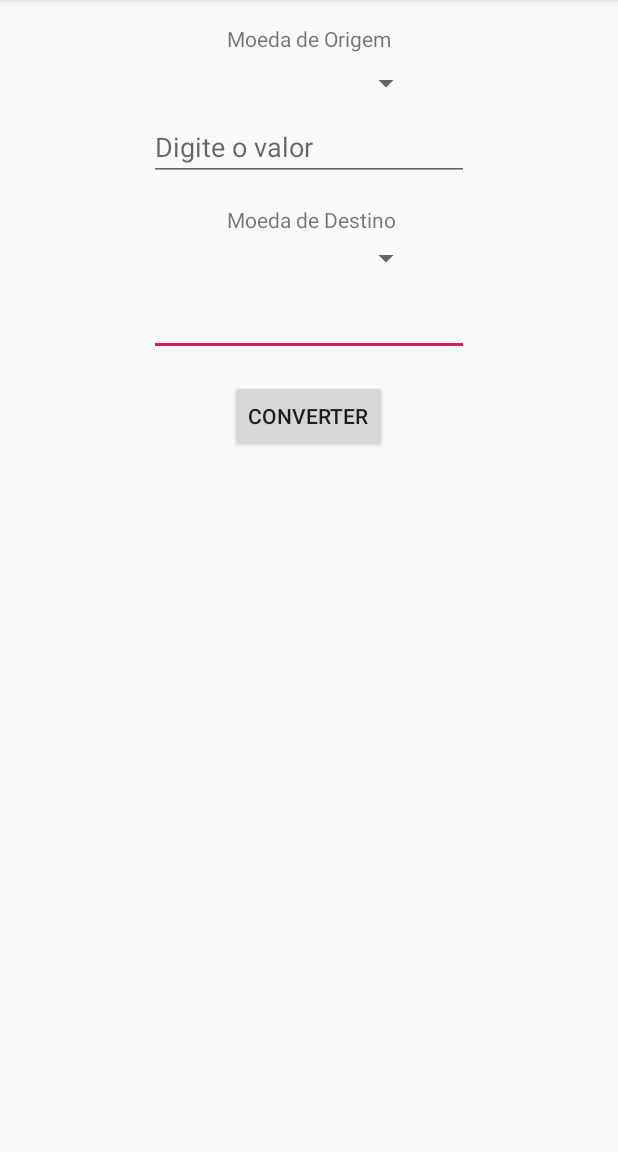
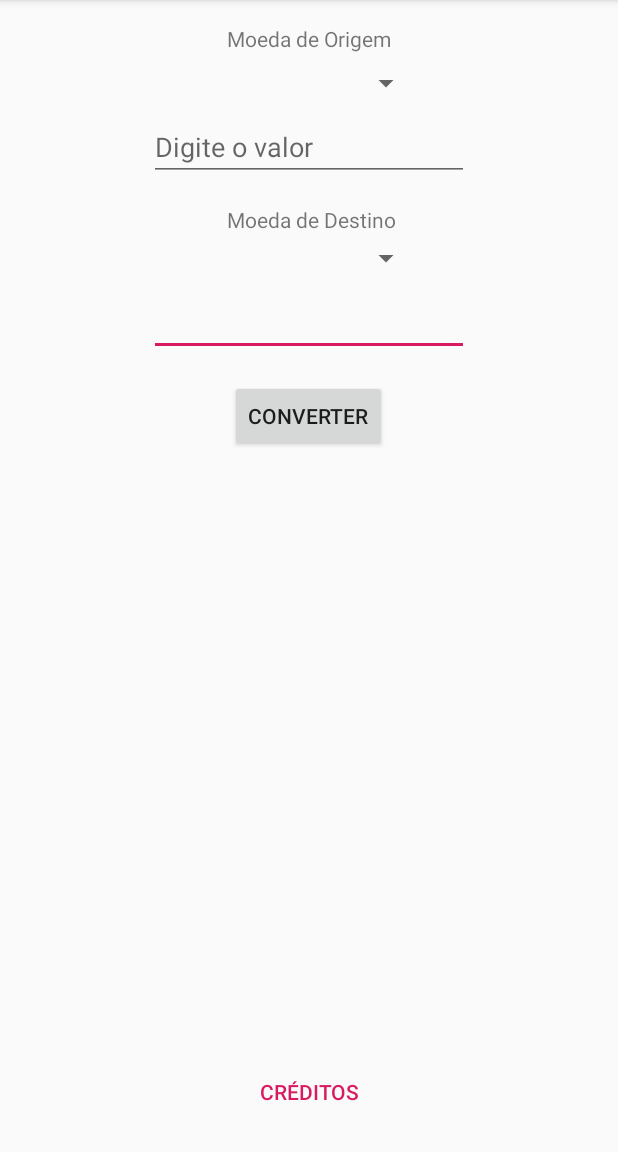
Before and after one commit to Landlucas/Conversor, an Android app: the screen it shows after launch (MainActivity), on a phone screen of 412 x 824 dp, the part 84-1236 px from its top. Run offline under Robolectric (Android 15) with nearby library versions, the phone set to English and light mode, and no system bars; 4 statements that could not run were skipped.

Commit message:
Criada ativity de créditos acessável pela main activity

```diff
--- a/app/src/main/AndroidManifest.xml
+++ b/app/src/main/AndroidManifest.xml
@@ -1,6 +1,9 @@
 <?xml version="1.0" encoding="utf-8"?>
 <manifest xmlns:android="http://schemas.android.com/apk/res/android"
     package="com.example.conversor">
+
+    <uses-permission android:name="android.permission.INTERNET" />
+
     <application
         android:allowBackup="true"
         android:icon="@mipmap/ic_launcher"
@@ -8,6 +11,7 @@
         android:roundIcon="@mipmap/ic_launcher_round"
         android:supportsRtl="true"
         android:theme="@style/AppTheme">
+        <activity android:name=".CreditsActivity"></activity>
         <activity android:name=".MainActivity">
             <intent-filter>
                 <action android:name="android.intent.action.MAIN" />
@@ -16,6 +20,5 @@
             </intent-filter>
         </activity>
     </application>
-    <uses-permission android:name="android.permission.INTERNET"/>
 
 </manifest>
--- a/app/src/main/res/layout/activity_main.xml
+++ b/app/src/main/res/layout/activity_main.xml
@@ -94,4 +94,18 @@
         app:layout_constraintEnd_toEndOf="parent"
         app:layout_constraintStart_toStartOf="parent"
         app:layout_constraintTop_toBottomOf="@+id/toValue" />
+
+    <Button
+        android:id="@+id/credits"
+        style="@style/Widget.AppCompat.Button.Borderless.Colored"
+        android:layout_width="wrap_content"
+        android:layout_height="wrap_content"
+        android:layout_marginStart="16dp"
+        android:layout_marginEnd="16dp"
+        android:layout_marginBottom="16dp"
+        android:onClick="btnCreditsClick"
+        android:text="Créditos"
+        app:layout_constraintBottom_toBottomOf="parent"
+        app:layout_constraintEnd_toEndOf="parent"
+        app:layout_constraintStart_toStartOf="parent" />
 </androidx.constraintlayout.widget.ConstraintLayout>
```
Also changed, not shown: app/src/main/java/com/example/conversor/CreditsActivity.java (added, +27 -0 lines), app/src/main/java/com/example/conversor/MainActivity.java (+7 -0 lines), app/src/main/res/layout/activity_credits.xml (added, +44 -0 lines).
